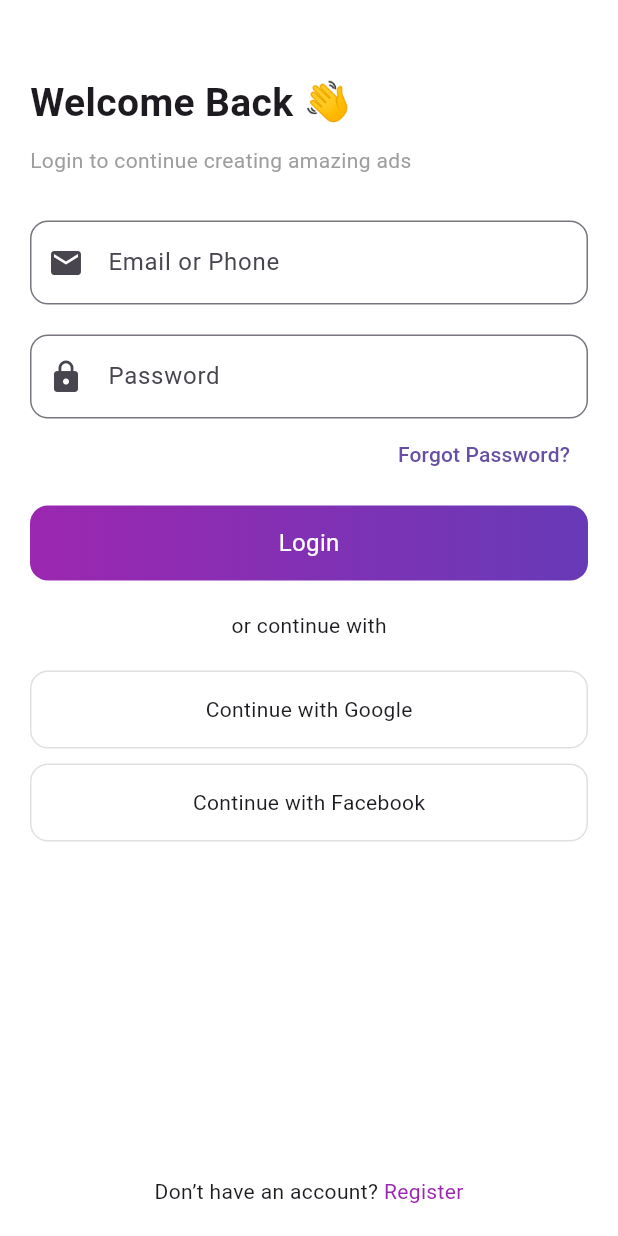
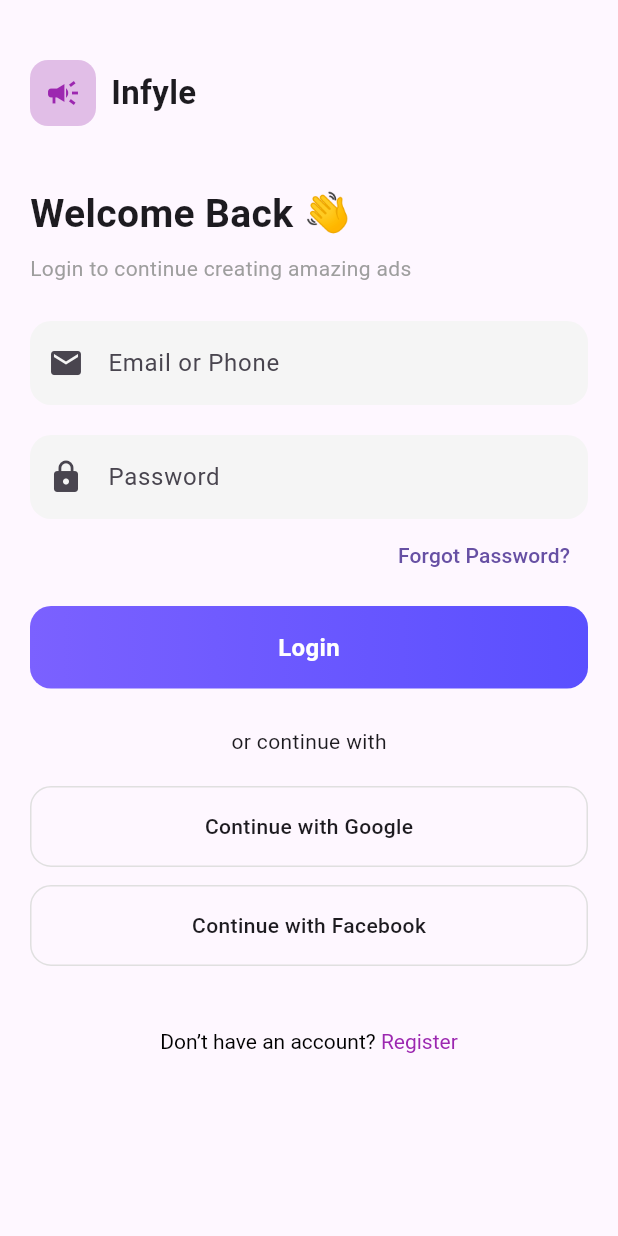
Before and after one commit to khushboorwt10-cyber/infyle_in, a Flutter app: the screen it shows after launch, on a phone screen of 412 x 824 dp. Run offline on Flutter 3.47's test engine with Material 3 defaults, Android fonts, the light colour scheme and no system bars.

Commit message:
home screen

```diff
--- a/lib/auth/login_screen.dart
+++ b/lib/auth/login_screen.dart
@@ -1,35 +1,52 @@
-
-
-import 'package:flutter/cupertino.dart';
 import 'package:flutter/material.dart';
 
-////////////////////////////////////////////////////////////
-/// LOGIN SCREEN
-////////////////////////////////////////////////////////////
+import '../screens/home_screen.dart';
+
 
 class LoginScreen extends StatelessWidget {
   @override
   Widget build(BuildContext context) {
     return Scaffold(
-      backgroundColor: Colors.white,
+      resizeToAvoidBottomInset: true,
       body: SafeArea(
-        child: Padding(
-          padding: const EdgeInsets.all(20),
+        child: SingleChildScrollView(
+          padding: EdgeInsets.all(20),
           child: Column(
             crossAxisAlignment: CrossAxisAlignment.start,
             children: [
 
-              SizedBox(height: 30),
+              SizedBox(height: 20),
+
+              /// LOGO + NAME
+              Row(
+                children: [
+                  Container(
+                    padding: EdgeInsets.all(10),
+                    decoration: BoxDecoration(
+                      color: Colors.purple.shade100,
+                      borderRadius: BorderRadius.circular(12),
+                    ),
+                    child: Icon(Icons.campaign, color: Colors.purple),
+                  ),
+                  SizedBox(width: 10),
+                  Text("Infyle",
+                      style: TextStyle(
+                          fontSize: 22, fontWeight: FontWeight.bold)),
+                ],
+              ),
+
+              SizedBox(height: 40),
 
               Text("Welcome Back 👋",
-                  style: TextStyle(fontSize: 26, fontWeight: FontWeight.bold)),
+                  style: TextStyle(
+                      fontSize: 26, fontWeight: FontWeight.bold)),
 
-              SizedBox(height: 10),
+              SizedBox(height: 8),
 
               Text("Login to continue creating amazing ads",
                   style: TextStyle(color: Colors.grey)),
 
-              SizedBox(height: 30),
+            SizedBox(height: 25),
 
               buildTextField("Email or Phone", Icons.email),
 
@@ -47,9 +64,18 @@ class LoginScreen extends StatelessWidget {
 
               SizedBox(height: 10),
 
-              buildButton("Login"),
+              buildButton(
+                "Login",
+                onTap: () {
+                  print("Login Clicked");
 
-              SizedBox(height: 20),
+                  Navigator.push(
+                    context,
+                    MaterialPageRoute(builder: (_) => HomeScreen()),
+                  );
+                },
+              ),
+              SizedBox(height: 25),
 
               Center(child: Text("or continue with")),
 
@@ -58,24 +84,28 @@ class LoginScreen extends StatelessWidget {
               socialButton("Continue with Google"),
               socialButton("Continue with Facebook"),
 
-              Spacer(),
+              SizedBox(height: 30),
 
-              Row(
-                mainAxisAlignment: MainAxisAlignment.center,
-                children: [
-                  Text("Don’t have an account? "),
-                  GestureDetector(
+              Center(
+                child: GestureDetector(
                   onTap: () {
                     Navigator.push(
                       context,
-                        MaterialPageRoute(
-                            builder: (_) => RegisterScreen()),
+                      MaterialPageRoute(builder: (_) => RegisterScreen()),
                     );
                   },
-                    child: Text("Register",
-                        style: TextStyle(color: Colors.purple)),
-                  )
+                  child: RichText(
+                    text: TextSpan(
+                      text: "Don’t have an account? ",
+                      style: TextStyle(color: Colors.black),
+                      children: [
+                        TextSpan(
+                            text: "Register",
+                            style: TextStyle(color: Colors.purple))
                       ],
+                    ),
+                  ),
+                ),
               )
             ],
           ),
@@ -85,30 +115,29 @@ class LoginScreen extends StatelessWidget {
   }
 }
 
-////////////////////////////////////////////////////////////
-/// REGISTER SCREEN
-////////////////////////////////////////////////////////////
 
 class RegisterScreen extends StatelessWidget {
   @override
   Widget build(BuildContext context) {
     return Scaffold(
-      backgroundColor: Colors.white,
+      resizeToAvoidBottomInset: true,
       appBar: AppBar(
         backgroundColor: Colors.white,
         elevation: 0,
         iconTheme: IconThemeData(color: Colors.black),
       ),
-      body: Padding(
-        padding: const EdgeInsets.all(20),
+      body: SafeArea(
+        child: SingleChildScrollView(
+          padding: EdgeInsets.all(20),
           child: Column(
             crossAxisAlignment: CrossAxisAlignment.start,
             children: [
 
               Text("Create Your Account 🚀",
-                style: TextStyle(fontSize: 24, fontWeight: FontWeight.bold)),
+                  style: TextStyle(
+                      fontSize: 24, fontWeight: FontWeight.bold)),
 
-            SizedBox(height: 20),
+              SizedBox(height: 25),
 
               buildTextField("Full Name", Icons.person),
               SizedBox(height: 15),
@@ -135,26 +164,32 @@ class RegisterScreen extends StatelessWidget {
                 ],
               ),
 
-            SizedBox(height: 10),
+              SizedBox(height: 15),
 
               buildButton("Create Account"),
 
-            Spacer(),
+              SizedBox(height: 30),
 
-            Row(
-              mainAxisAlignment: MainAxisAlignment.center,
-              children: [
-                Text("Already have an account? "),
-                GestureDetector(
+              Center(
+                child: GestureDetector(
                   onTap: () {
                     Navigator.pop(context);
                   },
-                  child: Text("Login",
-                      style: TextStyle(color: Colors.purple)),
+                  child: RichText(
+                    text: TextSpan(
+                      text: "Already have an account? ",
+                      style: TextStyle(color: Colors.black),
+                      children: [
+                        TextSpan(
+                            text: "Login",
+                            style: TextStyle(color: Colors.purple))
+                      ],
+                    ),
+                  ),
+                ),
               )
             ],
-            )
-          ],
+          ),
         ),
       ),
     );
@@ -172,38 +207,47 @@ Widget buildTextField(String hint, IconData icon,
     decoration: InputDecoration(
       prefixIcon: Icon(icon),
       hintText: hint,
+      filled: true,
+      fillColor: Colors.grey.shade100,
+      contentPadding: EdgeInsets.symmetric(vertical: 16),
       border: OutlineInputBorder(
-        borderRadius: BorderRadius.circular(12),
+        borderRadius: BorderRadius.circular(14),
+        borderSide: BorderSide.none,
+      ),
+    ),
+  );
+}Widget buildButton(String text, {VoidCallback? onTap}) {
+  return GestureDetector(
+    onTap: onTap,
+    child: Container(
+      width: double.infinity,
+      height: 55,
+      decoration: BoxDecoration(
+        gradient: LinearGradient(
+          colors: [Color(0xff7B61FF), Color(0xff5A4FFF)],
+        ),
+        borderRadius: BorderRadius.circular(14),
+      ),
+      child: Center(
+        child: Text(text,
+            style: TextStyle(
+                color: Colors.white,
+                fontSize: 16,
+                fontWeight: FontWeight.bold)),
       ),
     ),
   );
 }
-
-Widget buildButton(String text) {
+Widget socialButton(String text) {
   return Container(
-    width: double.infinity,
-    height: 50,
+    margin: EdgeInsets.only(bottom: 12),
+    padding: EdgeInsets.all(16),
     decoration: BoxDecoration(
-      gradient: LinearGradient(
-        colors: [Colors.purple, Colors.deepPurple],
-      ),
-      borderRadius: BorderRadius.circular(12),
+      border: Border.all(color: Colors.grey.shade300),
+      borderRadius: BorderRadius.circular(14),
     ),
     child: Center(
-      child: Text(text,
-          style: TextStyle(color: Colors.white, fontSize: 16)),
+      child: Text(text, style: TextStyle(fontWeight: FontWeight.w500)),
     ),
   );
 }
-
-Widget socialButton(String text) {
-  return Container(
-    margin: EdgeInsets.only(bottom: 10),
-    padding: EdgeInsets.all(15),
-    decoration: BoxDecoration(
-      border: Border.all(color: Colors.grey.shade300),
-      borderRadius: BorderRadius.circular(12),
-    ),
-    child: Center(child: Text(text)),
-  );
-}
--- a/lib/main.dart
+++ b/lib/main.dart
@@ -13,5 +13,6 @@ class MyApp extends StatelessWidget {
       debugShowCheckedModeBanner: false,
       home: LoginScreen(),
     );
+
   }
 }
```
Also changed, not shown: lib/screens/home_screen.dart (+485 -0 lines). Lines whose indentation alone changed are shown as unchanged.
